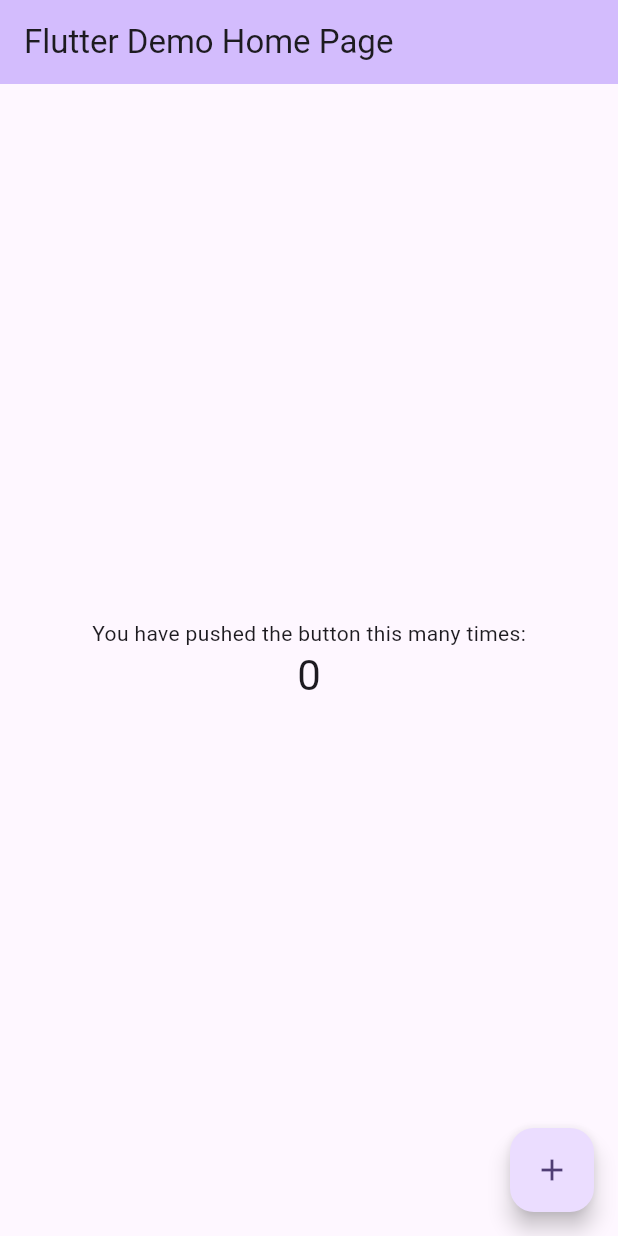
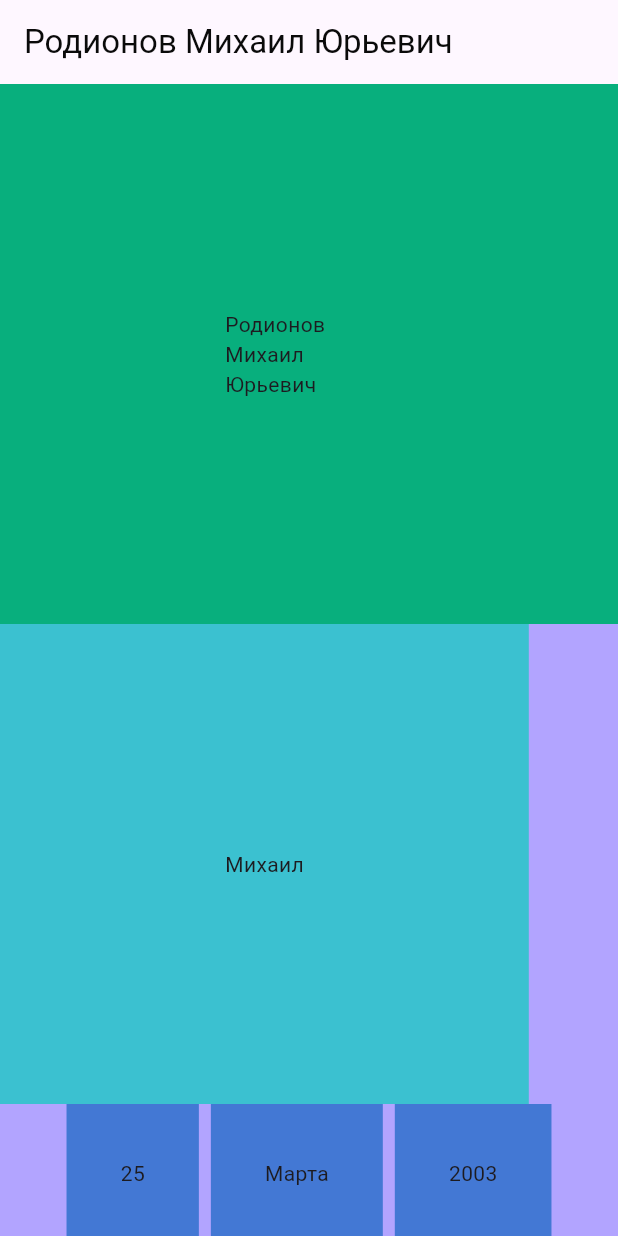
Before and after one commit to AfricanPizzaeD/-Flutter, a Flutter app: the screen it shows after launch, on a phone screen of 412 x 824 dp. Run offline on Flutter 3.47's test engine with Material 3 defaults, Android fonts, the phone set to English and light mode, and no system bars.

Commit message:
modified:   lib/main.dart

```diff
--- a/lib/main.dart
+++ b/lib/main.dart
@@ -1,121 +1,79 @@
 import 'package:flutter/material.dart';
 
 void main() {
-  runApp(const MyApp());
+  runApp(MyApp());
 }
 
 class MyApp extends StatelessWidget {
-  const MyApp({super.key});
-
-  // This widget is the root of your applicationnn425436nnn.
   @override
   Widget build(BuildContext context) {
     return MaterialApp(
-      title: 'Flutter Demo',
-      theme: ThemeData(
-        // This is the theme of your application.
-        //
-        // TRY THIS: Try running your application with "flutter run". You'll see
-        // the application has a purple toolbar. Then, without quitting the app,
-        // try changing the seedColor in the colorScheme below to Colors.green
-        // and then invoke "hot reload" (save your changes or press the "hot
-        // reload" button in a Flutter-supported IDE, or press "r" if you used
-        // the command line to start the app).
-        //
-        // Notice that the counter didn't reset back to zero; the application
-        // state is not lost during the reload. To reset the state, use hot
-        // restart instead.
-        //
-        // This works for code too, not just values: Most code changes can be
-        // tested with just a hot reload.
-        colorScheme: .fromSeed(seedColor: Colors.deepPurple),
+      title: 'LAB2',
+      home: Scaffold(
+        backgroundColor: Color.fromARGB(255, 178, 164, 255),
+        appBar: AppBar(
+          title: Text('Родионов Михаил Юрьевич'),
+          foregroundColor: Color.fromARGB(245, 0, 0, 0),
+        ),
+        body: MyHomePage(),
       ),
-      home: const MyHomePage(title: 'Flutter Demo Home Page'),
     );
   }
 }
 
-class MyHomePage extends StatefulWidget {
-  const MyHomePage({super.key, required this.title});
-
-  // This widget is the home page of your application. It is stateful, meaning
-  // that it has a State object (defined below) that contains fields that affect
-  // how it looks.
-
-  // This class is the configuration for the state. It holds the values (in this
-  // case the title) provided by the parent (in this case the App widget) and
-  // used by the build method of the State. Fields in a Widget subclass are
-  // always marked "final".
-
-  final String title;
-
-  @override
-  State<MyHomePage> createState() => _MyHomePageState();
-}
-
-class _MyHomePageState extends State<MyHomePage> {
-  int _counter = 0;
-
-  void _incrementCounter() {
-    setState(() {
-      // This call to setState tells the Flutter framework that something has
-      // changed in this State, which causes it to rerun the build method below
-      // so that the display can reflect the updated values. If we changed
-      // _counter without calling setState(), then the build method would not be
-      // called again, and so nothing would appear to happen.
-      _counter++;
-    });
-  }
-
+class MyHomePage extends StatelessWidget {
   @override
   Widget build(BuildContext context) {
-    // This method is rerun every time setState is called, for instance as done
-    // by the _incrementCounter method above.
-    //
-    // The Flutter framework has been optimized to make rerunning build methods
-    // fast, so that you can just rebuild anything that needs updating rather
-    // than having to individually change instances of widgets.
-    return Scaffold(
-      appBar: AppBar(
-        // TRY THIS: Try changing the color here to a specific color (to
-        // Colors.amber, perhaps?) and trigger a hot reload to see the AppBar
-        // change color while the other colors stay the same.
-        backgroundColor: Theme.of(context).colorScheme.inversePrimary,
-        // Here we take the value from the MyHomePage object that was created by
-        // the App.build method, and use it to set our appbar title.
-        title: Text(widget.title),
-      ),
-      body: Center(
-        // Center is a layout widget. It takes a single child and positions it
-        // in the middle of the parent.
-        child: Column(
-          // Column is also a layout widget. It takes a list of children and
-          // arranges them vertically. By default, it sizes itself to fit its
-          // children horizontally, and tries to be as tall as its parent.
-          //
-          // Column has various properties to control how it sizes itself and
-          // how it positions its children. Here we use mainAxisAlignment to
-          // center the children vertically; the main axis here is the vertical
-          // axis because Columns are vertical (the cross axis would be
-          // horizontal).
-          //
-          // TRY THIS: Invoke "debug painting" (choose the "Toggle Debug Paint"
-          // action in the IDE, or press "p" in the console), to see the
-          // wireframe for each widget.
-          mainAxisAlignment: .center,
-          children: [
-            const Text('You have pushed the button this many times:'),
-            Text(
-              '$_counter',
-              style: Theme.of(context).textTheme.headlineMedium,
-            ),
-          ],
-        ),
-      ),
-      floatingActionButton: FloatingActionButton(
-        onPressed: _incrementCounter,
-        tooltip: 'Increment',
-        child: const Icon(Icons.add),
+    return Center(
+      child: Column(
+        mainAxisAlignment: MainAxisAlignment.center,
+        children: <Widget>[
+          // Здесь будут ваши виджеты
+          Wrap(
+            spacing: 8.0,
+            children: [
+              Container(
+                padding: EdgeInsets.all(150.0),
+                color: const Color.fromARGB(255, 8, 175, 125),
+                child: Text('Родионов Михаил Юрьевич'),
+              ),
+              Container(
+                padding: EdgeInsets.all(150.0),
+                color: const Color.fromARGB(255, 59, 193, 208),
+                child: Text('Михаил'),
+              ),
+            ],
+          ),
+          Wrap(
+            spacing: 8.0,
+            children: [
+              Container(
+                padding: EdgeInsets.all(36.0),
+                color: const Color.fromARGB(255, 67, 120, 212),
+                child: Text('25'),
+              ),
+              Container(
+                padding: EdgeInsets.all(36.0),
+                color: const Color.fromARGB(255, 67, 120, 212),
+                child: Text('Марта'),
+              ),Container(
+                padding: EdgeInsets.all(36.0),
+                color: const Color.fromARGB(255, 67, 120, 212),
+                child: Text('2003'),
+              ),
+            ],
+          ),
+          Wrap(
+            spacing: 8.0,
+            children: [
+              Container(
+                padding: EdgeInsets.all(18.0),
+                color: const Color.fromARGB(255, 201, 0, 181),
+                child: Text('ИСТУ-23'),
+              ),
+            ],
+          ),
+        ],
       ),
     );
   }
```
